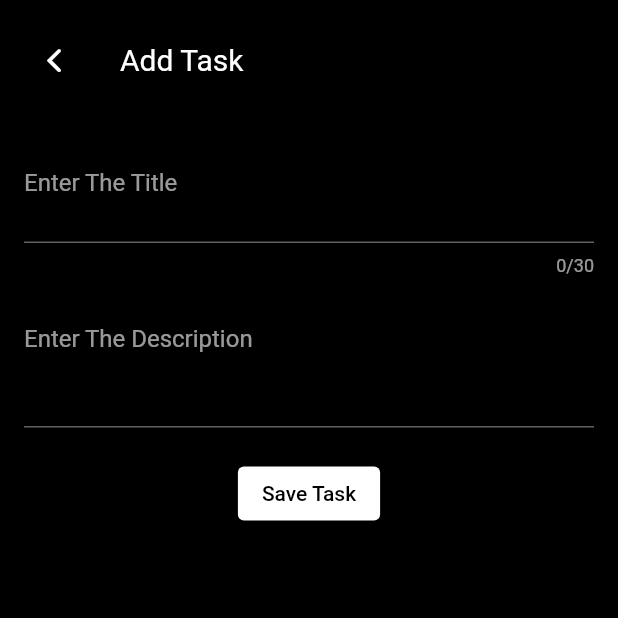
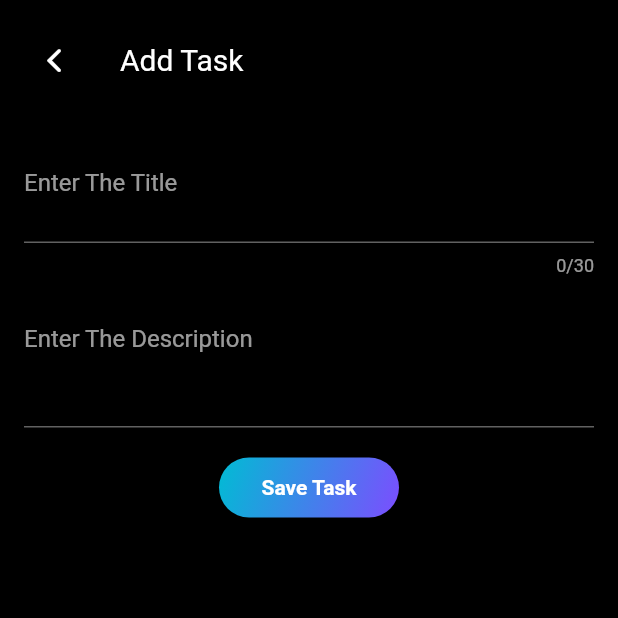
Before and after one commit to Pranavhc/Task-Buddy, a Flutter app: the AddTaskUI screen opened directly, on a phone screen of 412 x 824 dp, the top half of it. Run offline on Flutter 3.47's test engine with Material 2 defaults, Android fonts, the phone set to English and light mode, and no system bars; our stand-ins replace velocity_x.

Commit message:
add, remove works. no bugs.

```diff
--- a/lib/Pages/add_task_ui.dart
+++ b/lib/Pages/add_task_ui.dart
@@ -32,7 +32,10 @@ class _AddTaskUIState extends State<AddTaskUI> {
                   crossAxisAlignment: CrossAxisAlignment.center,
                   children: [
                     IconButton(
-                      icon: Icon(CupertinoIcons.back),
+                      icon: Icon(
+                        CupertinoIcons.back,
+                        color: Theme.of(context).colorScheme.primary,
+                      ),
                       onPressed: () {
                         Navigator.pop(context);
                       },
@@ -40,7 +43,9 @@ class _AddTaskUIState extends State<AddTaskUI> {
                     ).p16(),
                     Text(
                       "Add Task",
-                      style: TextStyle(fontSize: 20),
+                      style: TextStyle(
+                          fontSize: 20,
+                          color: Theme.of(context).colorScheme.primary),
                       textAlign: TextAlign.center,
                     )
                   ],
--- a/lib/Pages/home.dart
+++ b/lib/Pages/home.dart
@@ -37,10 +37,10 @@ class Home extends StatelessWidget {
                   .color(Theme.of(context).colorScheme.primary)
                   .make()
                   .p4(),
-              //tasks number should change, keeping it static for now.
+              // tasks number should change, keeping it static for now.
               "You have 0 tasks to complete."
                   .text
-                  .coolGray500
+                  .coolGray300
                   .lg
                   .caption(context)
                   .make(),
--- a/lib/Utils/themes.dart
+++ b/lib/Utils/themes.dart
@@ -13,7 +13,7 @@ class ThemeProvider extends ChangeNotifier {
 
 class MyTheme {
   static Color lightBackground = Color(0xfff0f0f0);
-  static Color darkForeground = Color(0xff232323);
+  static Color darkForeground = Color(0xff373737);
 
   static ThemeData get lightTheme => ThemeData(
         primaryColorBrightness: Brightness.light,
@@ -21,7 +21,7 @@ class MyTheme {
         cardColor: lightBackground,
         colorScheme: ColorScheme.light(
           background: lightBackground,
-          primary: Colors.black,
+          primary: darkForeground,
         ),
       );
   static ThemeData get darkTheme => ThemeData(
--- a/lib/Widgets/small_widgets.dart
+++ b/lib/Widgets/small_widgets.dart
@@ -25,8 +25,8 @@ class NavigatingElevatedButton extends StatelessWidget {
   @override
   Widget build(BuildContext context) {
     return Container(
-      height: 45,
-      width: 150,
+      height: 40,
+      width: 120,
       padding: EdgeInsets.zero,
       decoration: BoxDecoration(
           borderRadius: BorderRadius.circular(30),
--- a/lib/Widgets/task.dart
+++ b/lib/Widgets/task.dart
@@ -9,16 +9,21 @@ class TaskProvider extends ChangeNotifier {
     _tasks.add(task);
     notifyListeners();
   }
+
+  void deleteTask(Task task) {
+    _tasks.remove(task);
+    notifyListeners();
+  }
 }
 
 class Task {
   String title;
-  String desc;
-  String? id;
+  String? desc;
+  String id;
 
   Task({
     required this.title,
-    required this.desc,
-    this.id,
+    this.desc,
+    required this.id,
   });
 }
--- a/lib/Widgets/task_form.dart
+++ b/lib/Widgets/task_form.dart
@@ -1,4 +1,4 @@
-// ignore_for_file: prefer_const_constructors
+// ignore_for_file: prefer_const_constructors, prefer_const_literals_to_create_immutables
 
 import 'package:flutter/material.dart';
 import 'package:velocity_x/velocity_x.dart';
@@ -59,9 +59,27 @@ class TaskForm extends StatelessWidget {
       ).pOnly(left: 16, right: 16);
 
   Widget buildButton() => SizedBox(
-        child: ElevatedButton(
-          onPressed: onSavedTask,
-          child: "Save Task".text.make(),
+        child: Container(
+          height: 40,
+          width: 120,
+          padding: EdgeInsets.zero,
+          decoration: BoxDecoration(
+              borderRadius: BorderRadius.circular(30),
+              gradient: LinearGradient(
+                begin: Alignment.topLeft,
+                end: Alignment.bottomRight,
+                colors: [Colors.cyan, Colors.deepPurpleAccent],
+              )),
+          child: ElevatedButton(
+            style: ButtonStyle(
+                shadowColor: MaterialStateProperty.all(Colors.transparent),
+                backgroundColor: MaterialStateProperty.all(Colors.transparent),
+                shape: MaterialStateProperty.all<RoundedRectangleBorder>(
+                    RoundedRectangleBorder(
+                        borderRadius: BorderRadius.circular(30)))),
+            onPressed: onSavedTask,
+            child: "Save Task".text.bold.white.make(),
+          ),
         ),
       );
 }
```
Also changed, not shown: lib/Pages/drawer.dart (+13 -2 lines), lib/Pages/welcome.dart (+9 -14 lines), lib/Widgets/task_list.dart (+50 -25 lines), assets/images/animal_run.gif (deleted), assets/images/animal_run1.gif (added), assets/images/black_cat.gif (added).
